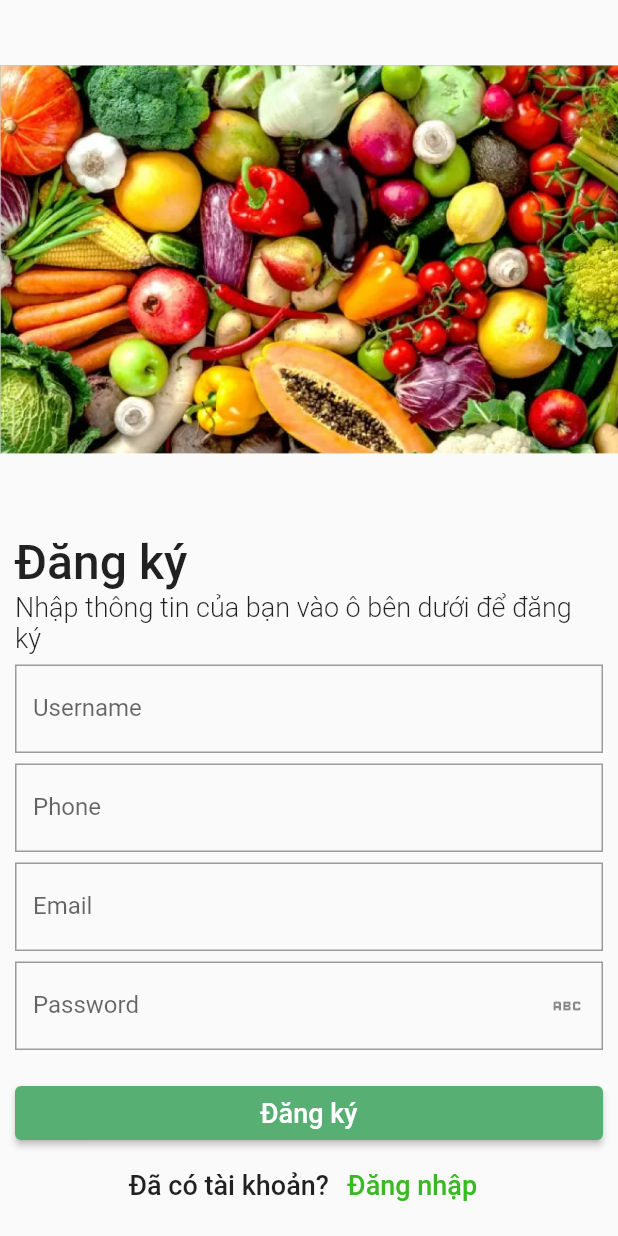
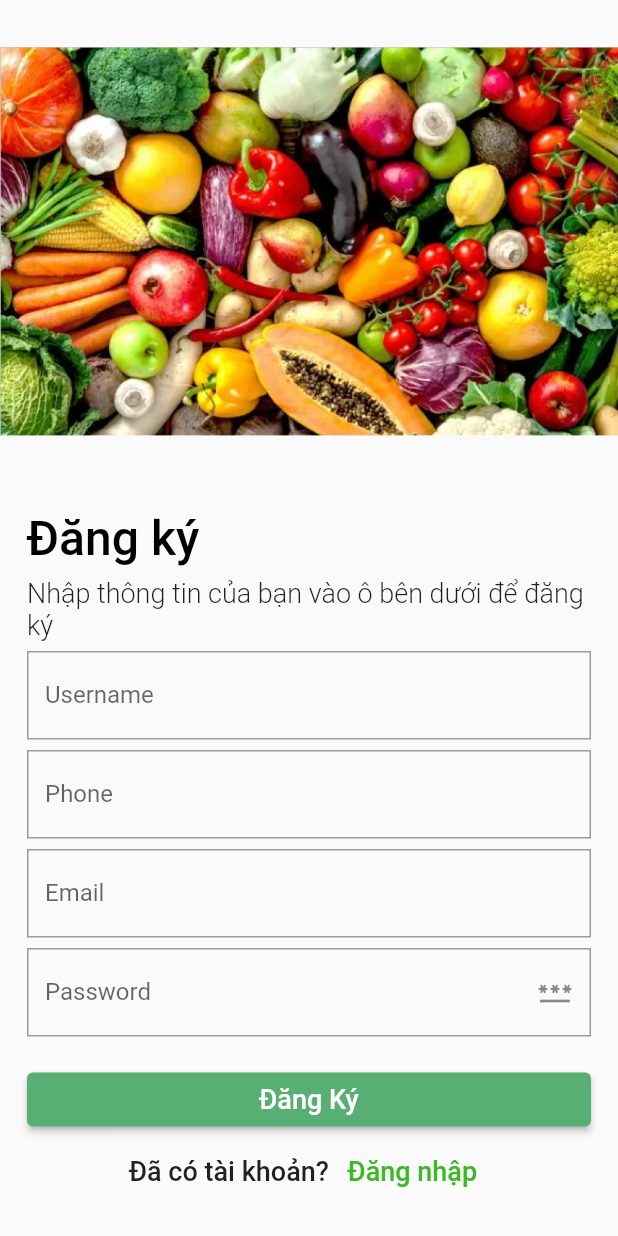
Before and after one commit to lqtrong01/DoAnDiDong, a Flutter app: the screen it shows after launch, after a tap on "Đăng ký", on a phone screen of 412 x 824 dp. Run offline on Flutter 3.47's test engine with Material 2 defaults, Android fonts, the phone set to English and light mode, and no system bars; our stand-ins replace firebase_auth, firebase_core, firebase_database, google_sign_in, shared_preferences, sign_in_button; accounts and stored records are empty; generated files the repository leaves out were written again; network calls fail.

```diff
--- a/lib/trangdangky.dart
+++ b/lib/trangdangky.dart
@@ -14,7 +14,8 @@ class _RegisterScreenState extends State<RegisterScreen> {
   TextEditingController txt_email = TextEditingController();
   TextEditingController txt_phone = TextEditingController();
   TextEditingController txt_password = TextEditingController();
-  bool isCheckedVisiblePassword = false;
+  bool isCheckedVisiblePassword = true;
+  bool isEmailValid=false;
   int userCount = 0;
   final FirebaseAuth _auth = FirebaseAuth.instance;
   final DatabaseReference _databaseReference = FirebaseDatabase(
@@ -24,29 +25,10 @@ class _RegisterScreenState extends State<RegisterScreen> {
 
   @override
   void initState() {
-    // TODO: implement initState
+    _loadUserCount();
+    isCheckedVisiblePassword=true;
     super.initState();
-    _loadUserCount();
   }
-  /* void registerUser(){
-    String username = txt_username.text;
-    String phone = txt_phone.text;
-    String email = txt_email.text;
-    String password = txt_password.text;
-    DatabaseReference userReference = _databaseReference.child("users").child('user${userCount}').push();
-     userReference.set({
-      'username': username,
-      'email': email,
-      'phone': phone,
-      'password': password,
-    }).then((_) {
-      print("User registered successfully");
-      userCount++;
-    }).catchError((error) {
-      print("Error registering user: $error");
-      // Handle error
-    });
-  } */
 
   Future<void> _loadUserCount() async {
     try {
@@ -103,22 +85,23 @@ class _RegisterScreenState extends State<RegisterScreen> {
   @override
   Widget build(BuildContext context) {
     return Scaffold(
-      body: Column(
+      body: SingleChildScrollView(child: Column(
         children: [
-          Expanded(
+          Container(
             child: Image.asset('assets/img/dangky.jpg',
               width: MediaQuery.of(context).size.width,
-              height: MediaQuery.of(context).size.height,),
+              height: MediaQuery.of(context).size.height/2-90,),
           ),
           Container(
-            padding: EdgeInsets.all(10.0),
+            padding: const EdgeInsets.all(18.0),
             child: Column(
               mainAxisSize: MainAxisSize.max,
               crossAxisAlignment: CrossAxisAlignment.start,
               children: [
                 const Row(children: [
-                   Text("Đăng ký", style: TextStyle(fontSize: 32.0,fontWeight: FontWeight.w500),textAlign: TextAlign.start,),
+                   Text("Đăng ký", style: TextStyle(color: Colors.black,fontSize: 32.0,fontWeight: FontWeight.w500),textAlign: TextAlign.start,),
                 ],),
+                const SizedBox(height: 7.0,),
                 const Text("Nhập thông tin của bạn vào ô bên dưới để đăng ký", style: TextStyle(fontSize: 18.0, fontWeight: FontWeight.w300),),
                 const SizedBox(height: 7.0,),
                 TextField(
@@ -144,10 +127,16 @@ class _RegisterScreenState extends State<RegisterScreen> {
                 TextFormField(
                   controller: txt_email,
                   keyboardType: TextInputType.emailAddress,
-                  decoration: const InputDecoration(
+                  onChanged: (value) {
+                    setState(() {
+                      isEmailValid = _isValidEmail(value);
+                    });
+                  },
+                  decoration: InputDecoration(
                     border: OutlineInputBorder(borderRadius: BorderRadius.all(Radius.zero),borderSide: BorderSide(color: Colors.black,width: 0.1)),
                     labelText: "Email",
                     hintText: "Nhập vào email",
+                    suffixIcon: isEmailValid ? Icon(Icons.check,color: Color.fromRGBO(87, 175, 115, 1),):null,
                   ),
                 ),
                 const SizedBox(height: 7.0,),
@@ -164,7 +153,7 @@ class _RegisterScreenState extends State<RegisterScreen> {
                       setState(() {
 
                       });
-                    }, icon: isCheckedVisiblePassword?Icon(Icons.remove_red_eye):Icon(Icons.abc)),
+                    }, icon: isCheckedVisiblePassword?Icon(Icons.password):Icon(Icons.remove_red_eye)),
                   ),
                 ),
                 const SizedBox(height: 18.0,),
@@ -173,10 +162,10 @@ class _RegisterScreenState extends State<RegisterScreen> {
                     setState(() {
                       if(txt_username!=null&&txt_phone!=null&&txt_email!=null&&txt_password!=null){
                         addNewUser();
+                        resetData();
                       }
-
                     });
-                  }, child: Container(child: Text("Đăng ký",style: TextStyle(fontWeight: FontWeight.w500,fontSize: 18.0)),)),)
+                  }, child: Container(child: Text("Đăng Ký",style: TextStyle(fontWeight: FontWeight.w500,fontSize: 18.0)),)),)
                 ],),
                 Row(mainAxisAlignment: MainAxisAlignment.center,children: [ const
                   Text("Đã có tài khoản? ",style: TextStyle(fontWeight: FontWeight.w500,fontSize: 18.0)),
@@ -191,7 +180,21 @@ class _RegisterScreenState extends State<RegisterScreen> {
             ),
           )
         ],
-      ),
+      ),),
     );
   }
+
+  bool _isValidEmail(String email) {
+    final emailRegex =
+        RegExp(r'^[\w-]+(\.[\w-]+)*@([\w-]+\.)+[a-zA-Z]{2,7}$');
+    return emailRegex.hasMatch(email);
+  }
+
+  void resetData(){
+    txt_username.clear();
+    txt_phone.clear();
+    txt_email.clear();
+    txt_password.clear();
+    isEmailValid=false;
+  }
 }
--- a/lib/trangdangnhap.dart
+++ b/lib/trangdangnhap.dart
@@ -21,7 +21,7 @@ class _LoginScreenState extends State<LoginScreen> {
   late String userName;
   late String passWord;
 
-  bool isCheckedVisiblePassword = false;
+  bool isCheckedVisiblePassword = true;
   bool isChecked = false;
 
   Future<void> _loadSavedCredentials() async {
@@ -87,24 +87,25 @@ class _LoginScreenState extends State<LoginScreen> {
   @override
   void initState() {
     _loadSavedCredentials();
+    isCheckedVisiblePassword=true;
     super.initState();
   }
 
   @override
   Widget build(BuildContext context) {
     return Scaffold(
-      body: Column(
+      body: SingleChildScrollView(child: Column(
         children: [
-          Expanded(child: Image.asset('assets/img/dangnhap.jpg',
+          Container(child: Image.asset('assets/img/dangnhap.jpg',
             width: MediaQuery.of(context).size.width,
-            height: MediaQuery.of(context).size.height,)),
+            height: MediaQuery.of(context).size.height/2-90,)),
           Container(
             padding: EdgeInsets.all(10.0),
             child: Column(
               crossAxisAlignment: CrossAxisAlignment.start,
               children: [
                 Text("Get your groceries with Vephenomsoft",style: TextStyle(fontWeight: FontWeight.w600,fontSize: 32.0),),
-                const SizedBox(height: 7.0,),
+                const SizedBox(height: 15.0,),
                 TextField(
                   controller: txt_username,
                   keyboardType: TextInputType.text,
@@ -128,7 +129,7 @@ class _LoginScreenState extends State<LoginScreen> {
                       setState(() {
 
                       });
-                    }, icon: isCheckedVisiblePassword?Icon(Icons.remove_red_eye):Icon(Icons.abc)),
+                    }, icon: isCheckedVisiblePassword?Icon(Icons.password):Icon(Icons.remove_red_eye)),
                   ),
                 ),
                 Row(children: [
@@ -138,7 +139,7 @@ class _LoginScreenState extends State<LoginScreen> {
                       _saveCredentials();
                     });
                   },),
-                  Text("Lưu đăng nhặp"),
+                  Text("Lưu đăng nhặp",style: TextStyle(fontSize: 18.0),),
                 ],),
                 Row(mainAxisAlignment: MainAxisAlignment.center,children: [
                   Expanded(child: ElevatedButton(style:const ButtonStyle(backgroundColor: MaterialStatePropertyAll(Color.fromRGBO(87, 175, 115, 1))),onPressed: () {
@@ -156,7 +157,7 @@ class _LoginScreenState extends State<LoginScreen> {
                       }
                     });
                     });
-                  }, child: const Text("Đăng nhập",style: TextStyle(fontWeight: FontWeight.w500,fontSize: 18.0))))
+                  }, child: const Text("Đăng Nhập",style: TextStyle(fontWeight: FontWeight.w500,fontSize: 18.0))))
                 ],),
                 const Text("Hoặc",style: TextStyle(fontWeight: FontWeight.w300,fontSize: 18.0),),
                 const SizedBox(height: 20.0,),
@@ -175,7 +176,7 @@ class _LoginScreenState extends State<LoginScreen> {
             ),
           )
         ],
-      ),
+      ),),
     );
   }
 
```
